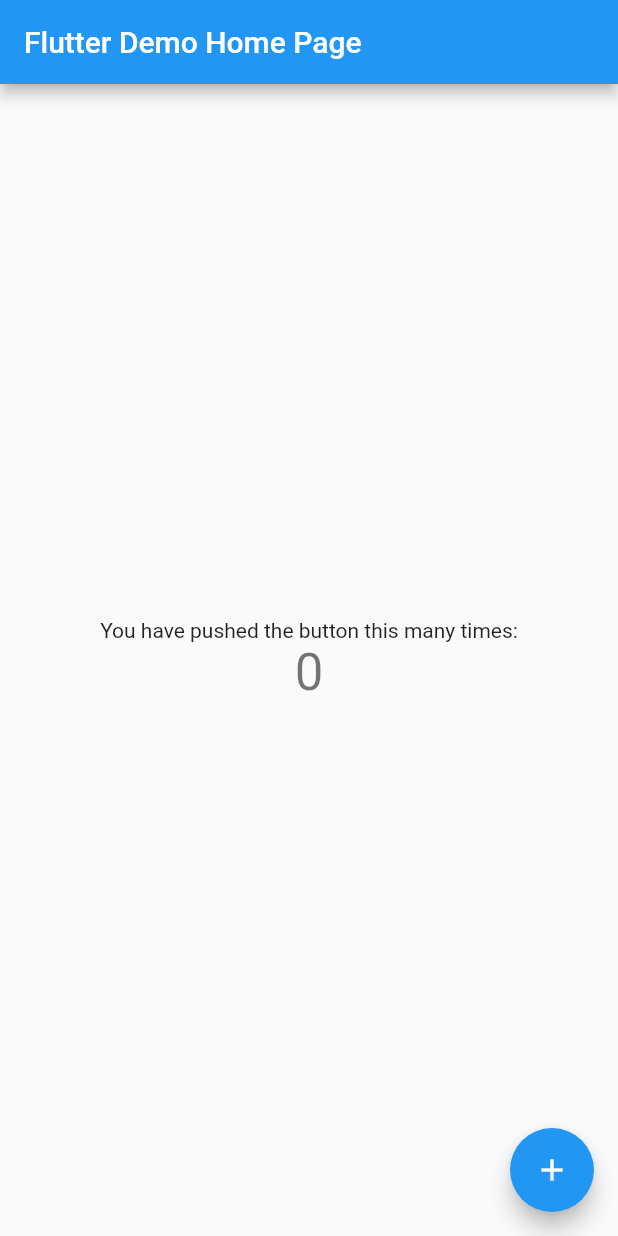
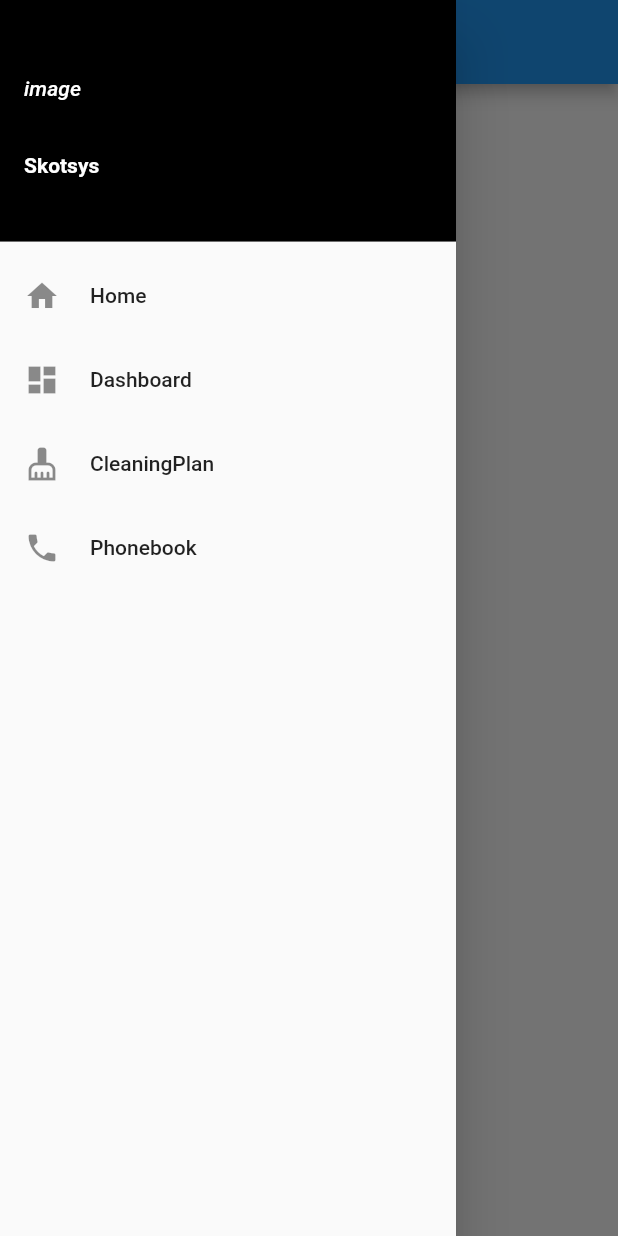
Before and after one commit to lulu12329/skotsys_flutter, a Flutter app: the screen it shows after launch, with the side drawer open (before the commit the screen has no drawer), on a phone screen of 412 x 824 dp. Run offline on Flutter 3.47's test engine with Material 2 defaults, Android fonts, the phone set to English and light mode, and no system bars.

Commit message:
implemented basic Navigation with Drawer

```diff
--- /dev/null
+++ b/lib/CleainingPlan.dart
@@ -0,0 +1,26 @@
+import 'package:flutter/material.dart';
+import 'package:kotsys_flutter/NavigationDrawer.dart';
+
+
+class CleaningPlan extends StatefulWidget {
+  CleaningPlan({Key? key}) : super(key: key);
+
+  @override
+  _CleaningPlandState createState() => _CleaningPlandState();
+}
+
+class _CleaningPlandState extends State<CleaningPlan> {
+
+  @override
+  Widget build(BuildContext context) {
+    return Scaffold(
+      appBar: AppBar(
+        title: Text("Phonebook"),
+      ),
+      drawer: NavigationDrawer(context: context,),
+      body: Center(
+        child: Text("Phonebook"),
+      ),
+    );
+  }
+}
--- /dev/null
+++ b/lib/Dashboard.dart
@@ -0,0 +1,25 @@
+import 'package:flutter/material.dart';
+import 'package:kotsys_flutter/NavigationDrawer.dart';
+
+class Dashboard extends StatefulWidget {
+  Dashboard({Key? key}) : super(key: key);
+
+  @override
+  _DashboardState createState() => _DashboardState();
+}
+
+class _DashboardState extends State<Dashboard> {
+
+  @override
+  Widget build(BuildContext context) {
+    return Scaffold(
+      appBar: AppBar(
+        title: Text("Dashboard"),
+      ),
+      drawer: NavigationDrawer(context: context,),
+      body: Center(
+        child: Text("Dashboard"),
+      ),
+    );
+  }
+}
--- /dev/null
+++ b/lib/Home.dart
@@ -0,0 +1,26 @@
+import 'package:flutter/material.dart';
+import 'package:kotsys_flutter/NavigationDrawer.dart';
+
+
+class Home extends StatefulWidget {
+  Home({Key? key}) : super(key: key);
+
+  @override
+  _HomedState createState() => _HomedState();
+}
+
+class _HomedState extends State<Home> {
+
+  @override
+  Widget build(BuildContext context) {
+    return Scaffold(
+      appBar: AppBar(
+        title: Text("Home"),
+      ),
+      drawer: NavigationDrawer(context: context,),
+      body: Center(
+        child: Text("Home"),
+      ),
+    );
+  }
+}
--- /dev/null
+++ b/lib/NavigationDrawer.dart
@@ -0,0 +1,114 @@
+import 'package:flutter/material.dart';
+import 'package:kotsys_flutter/CleainingPlan.dart';
+import 'package:kotsys_flutter/Dashboard.dart';
+import 'package:kotsys_flutter/Home.dart';
+import 'package:kotsys_flutter/PhoneBook.dart';
+
+class NavigationDrawer extends StatelessWidget {
+  NavigationDrawer({required this.context});
+
+  final BuildContext context;
+
+  @override
+  Widget build(BuildContext context) {
+    return Drawer(
+      child: ListView(
+        padding: EdgeInsets.zero,
+        children: [
+          DrawerHeader(
+            decoration: BoxDecoration(color: Colors.black),
+            child: Column(
+              mainAxisAlignment: MainAxisAlignment.spaceEvenly,
+              crossAxisAlignment: CrossAxisAlignment.start,
+              children: [
+                Text(
+                  "image",
+                  style: TextStyle(
+                    fontStyle: FontStyle.italic,
+                    color: Colors.white,
+                  ),
+                ),
+                Text(
+                  "Skotsys",
+                  style: TextStyle(
+                    fontWeight: FontWeight.bold,
+                    color: Colors.white,
+                  ),
+                )
+              ],
+            ),
+          ),
+          _createDrawerItem(
+            name: "Home",
+            icon: Icons.home,
+            onTap: _goToHome,
+          ),
+          _createDrawerItem(
+            name: "Dashboard",
+            icon: Icons.dashboard,
+            onTap: _goToDashBoard,
+          ),
+          _createDrawerItem(
+              name: "CleaningPlan",
+              icon: Icons.cleaning_services,
+              onTap: _goToCleaningplan),
+          _createDrawerItem(
+            name: "Phonebook",
+            icon: Icons.phone,
+            onTap: _goToPhonebook,
+          ),
+        ],
+      ),
+    );
+  }
+
+  Widget _createDrawerItem(
+      {required String name,
+      required IconData icon,
+      required GestureTapCallback onTap}) {
+    return ListTile(
+      title: Row(
+        children: [
+          Icon(icon),
+          Padding(
+            padding: EdgeInsets.only(left: 20),
+            child: Text(name),
+          ),
+        ],
+      ),
+      onTap: onTap,
+    );
+  }
+
+  void _goToDashBoard() {
+    Navigator.pushAndRemoveUntil(context, MaterialPageRoute(
+      builder: (context) {
+        return Dashboard();
+      },
+    ), (Route<dynamic> route) => false);
+  }
+
+  void _goToHome() {
+    Navigator.pushAndRemoveUntil(context, MaterialPageRoute(
+      builder: (context) {
+        return Home();
+      },
+    ), (Route<dynamic> route) => false);
+  }
+
+  void _goToPhonebook() {
+    Navigator.pushAndRemoveUntil(context, MaterialPageRoute(
+      builder: (context) {
+        return Phonebook();
+      },
+    ), (Route<dynamic> route) => false);
+  }
+
+  void _goToCleaningplan() {
+    Navigator.pushAndRemoveUntil(context, MaterialPageRoute(
+      builder: (context) {
+        return CleaningPlan();
+      },
+    ), (Route<dynamic> route) => false);
+  }
+}
--- /dev/null
+++ b/lib/PhoneBook.dart
@@ -0,0 +1,26 @@
+import 'package:flutter/material.dart';
+import 'package:kotsys_flutter/NavigationDrawer.dart';
+
+
+class Phonebook extends StatefulWidget {
+  Phonebook({Key? key}) : super(key: key);
+
+  @override
+  _PhonebookdState createState() => _PhonebookdState();
+}
+
+class _PhonebookdState extends State<Phonebook> {
+
+  @override
+  Widget build(BuildContext context) {
+    return Scaffold(
+      appBar: AppBar(
+        title: Text("Phonebook"),
+      ),
+      drawer: NavigationDrawer(context: context,),
+      body: Center(
+        child: Text("Phonebook"),
+      ),
+    );
+  }
+}
--- a/lib/main.dart
+++ b/lib/main.dart
@@ -1,113 +1,19 @@
 import 'package:flutter/material.dart';
+import 'package:kotsys_flutter/Home.dart';
 
 void main() {
   runApp(MyApp());
 }
 
 class MyApp extends StatelessWidget {
-  // This widget is the root of your application.
   @override
   Widget build(BuildContext context) {
     return MaterialApp(
-      title: 'Flutter Demo',
+      title: 'Skotsys',
       theme: ThemeData(
-        // This is the theme of your application.
-        //
-        // Try running your application with "flutter run". You'll see the
-        // application has a blue toolbar. Then, without quitting the app, try
-        // changing the primarySwatch below to Colors.green and then invoke
-        // "hot reload" (press "r" in the console where you ran "flutter run",
-        // or simply save your changes to "hot reload" in a Flutter IDE).
-        // Notice that the counter didn't reset back to zero; the application
-        // is not restarted.
         primarySwatch: Colors.blue,
       ),
-      home: MyHomePage(title: 'Flutter Demo Home Page'),
+      home: Home(),
     );
   }
 }
-
-class MyHomePage extends StatefulWidget {
-  MyHomePage({Key? key, required this.title}) : super(key: key);
-
-  // This widget is the home page of your application. It is stateful, meaning
-  // that it has a State object (defined below) that contains fields that affect
-  // how it looks.
-
-  // This class is the configuration for the state. It holds the values (in this
-  // case the title) provided by the parent (in this case the App widget) and
-  // used by the build method of the State. Fields in a Widget subclass are
-  // always marked "final".
-
-  final String title;
-
-  @override
-  _MyHomePageState createState() => _MyHomePageState();
-}
-
-class _MyHomePageState extends State<MyHomePage> {
-  int _counter = 0;
-
-  void _incrementCounter() {
-    setState(() {
-      // This call to setState tells the Flutter framework that something has
-      // changed in this State, which causes it to rerun the build method below
-      // so that the display can reflect the updated values. If we changed
-      // _counter without calling setState(), then the build method would not be
-      // called again, and so nothing would appear to happen.
-      _counter++;
-    });
-  }
-
-  @override
-  Widget build(BuildContext context) {
-    // This method is rerun every time setState is called, for instance as done
-    // by the _incrementCounter method above.
-    //
-    // The Flutter framework has been optimized to make rerunning build methods
-    // fast, so that you can just rebuild anything that needs updating rather
-    // than having to individually change instances of widgets.
-    return Scaffold(
-      appBar: AppBar(
-        // Here we take the value from the MyHomePage object that was created by
-        // the App.build method, and use it to set our appbar title.
-        title: Text(widget.title),
-      ),
-      body: Center(
-        // Center is a layout widget. It takes a single child and positions it
-        // in the middle of the parent.
-        child: Column(
-          // Column is also a layout widget. It takes a list of children and
-          // arranges them vertically. By default, it sizes itself to fit its
-          // children horizontally, and tries to be as tall as its parent.
-          //
-          // Invoke "debug painting" (press "p" in the console, choose the
-          // "Toggle Debug Paint" action from the Flutter Inspector in Android
-          // Studio, or the "Toggle Debug Paint" command in Visual Studio Code)
-          // to see the wireframe for each widget.
-          //
-          // Column has various properties to control how it sizes itself and
-          // how it positions its children. Here we use mainAxisAlignment to
-          // center the children vertically; the main axis here is the vertical
-          // axis because Columns are vertical (the cross axis would be
-          // horizontal).
-          mainAxisAlignment: MainAxisAlignment.center,
-          children: <Widget>[
-            Text(
-              'You have pushed the button this many times:',
-            ),
-            Text(
-              '$_counter',
-              style: Theme.of(context).textTheme.headline4,
-            ),
-          ],
-        ),
-      ),
-      floatingActionButton: FloatingActionButton(
-        onPressed: _incrementCounter,
-        tooltip: 'Increment',
-        child: Icon(Icons.add),
-      ), // This trailing comma makes auto-formatting nicer for build methods.
-    );
-  }
-}
```
